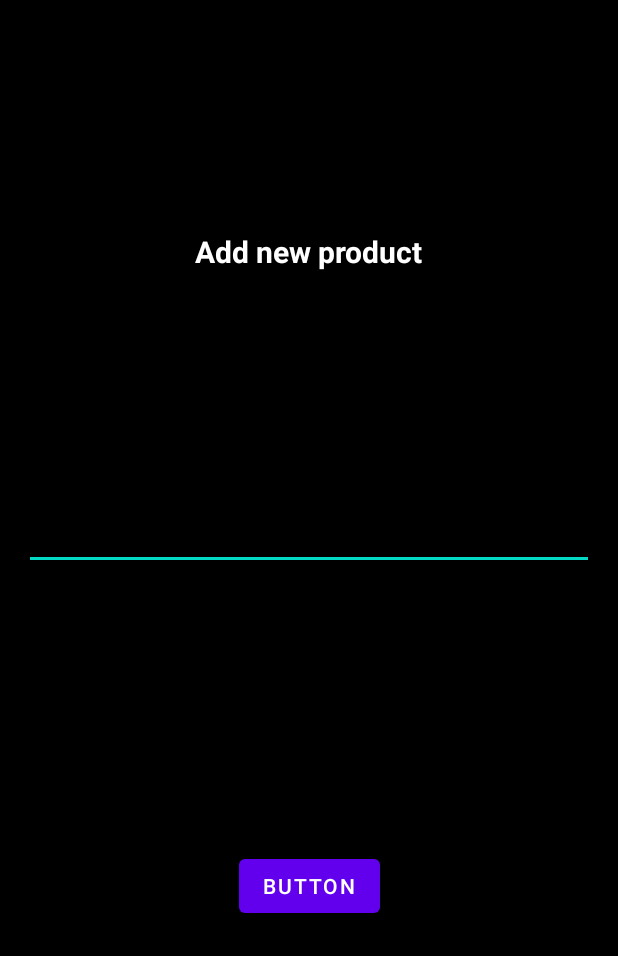
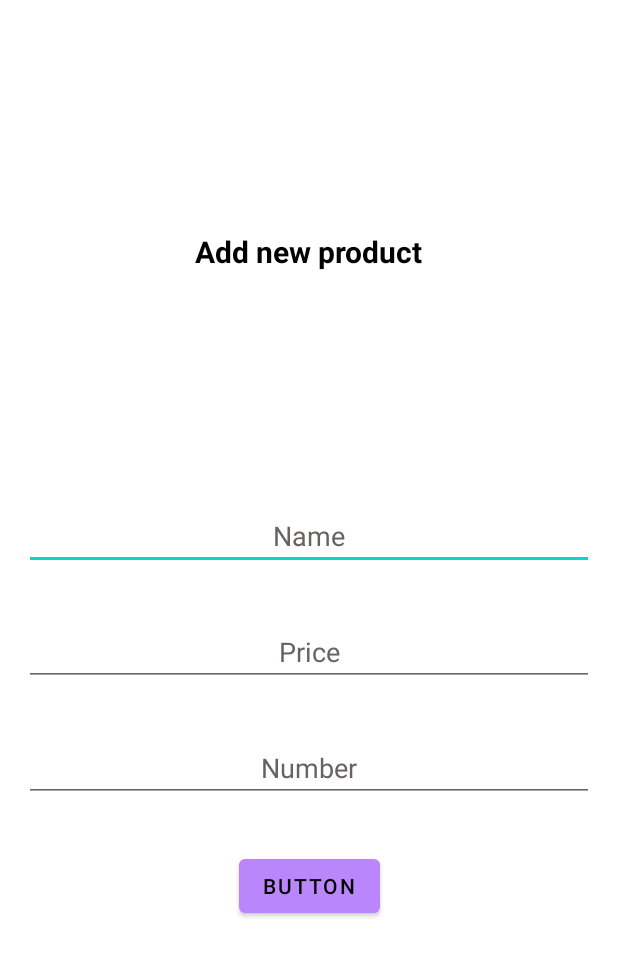
Before and after one commit to Yurii1347/SalesmanHelper, an Android app: the layout fragment_add.xml on its own in the app's theme, with its tools: preview values and no code run, on a phone screen of 412 x 824 dp. Shown: the top 956 px of the screen. Run offline under Robolectric (Android 15) with nearby library versions, the phone set to English and light mode, and no system bars.

```diff
--- a/app/src/main/java/com/vytivskyi/salesmanhelper/model/room/entity/Product.kt
+++ b/app/src/main/java/com/vytivskyi/salesmanhelper/model/room/entity/Product.kt
@@ -13,5 +13,6 @@ data class Product(
     val title: String,
     val price: Int,
     val number: Int,
-    val folderId: Int
+    val folderId: Int,
+    var selector: Boolean = false,
     ): Parcelable
--- a/app/src/main/java/com/vytivskyi/salesmanhelper/view/fragments/AddProduct.kt
+++ b/app/src/main/java/com/vytivskyi/salesmanhelper/view/fragments/AddProduct.kt
@@ -65,7 +65,7 @@ class AddProduct : Fragment() {
                 name,
                 Integer.parseInt(price.toString()),
                 Integer.parseInt(number.toString()),
-                args.folderId
+                args.folderId,
             )
             productsViewModel.addProduct(product)
             Toast.makeText(requireContext(), "Successful", Toast.LENGTH_SHORT).show()
--- a/app/src/main/res/layout/dialog_edit_folder.xml
+++ b/app/src/main/res/layout/dialog_edit_folder.xml
@@ -23,6 +23,8 @@
         android:layout_weight="1"
         android:ems="10"
         android:gravity="center_horizontal"
-        android:inputType="textPersonName" />
+        android:inputType="textPersonName"
+        android:textColor="#000000"
+        android:textColorHint="#686262" />
 
 </LinearLayout>
--- a/app/src/main/res/layout/fragment_add.xml
+++ b/app/src/main/res/layout/fragment_add.xml
@@ -4,7 +4,7 @@
     xmlns:tools="http://schemas.android.com/tools"
     android:layout_width="match_parent"
     android:layout_height="match_parent"
-    android:background="#000000"
+    android:background="#FFFFFF"
     tools:context=".view.fragments.AddProduct">
 
     <EditText
@@ -17,7 +17,10 @@
         android:ems="10"
         android:hint="Name"
         android:inputType="textPersonName"
+        android:shadowColor="#000000"
         android:textAlignment="center"
+        android:textColor="#000000"
+        android:textColorHint="#686262"
         app:layout_constraintBottom_toTopOf="@+id/add_price"
         app:layout_constraintEnd_toEndOf="parent"
         app:layout_constraintStart_toStartOf="parent" />
@@ -29,7 +32,10 @@
         android:ems="10"
         android:hint="Price"
         android:inputType="number"
+        android:shadowColor="#000000"
         android:textAlignment="center"
+        android:textColor="#000000"
+        android:textColorHint="#686262"
         app:layout_constraintEnd_toEndOf="@+id/add_name"
         app:layout_constraintHorizontal_bias="0.0"
         app:layout_constraintStart_toStartOf="@+id/add_name"
@@ -43,7 +49,10 @@
         android:ems="10"
         android:hint="Number"
         android:inputType="number"
+        android:shadowColor="#000000"
         android:textAlignment="center"
+        android:textColor="#000000"
+        android:textColorHint="#686262"
         app:layout_constraintEnd_toEndOf="@+id/add_price"
         app:layout_constraintStart_toStartOf="@+id/add_price"
         app:layout_constraintTop_toBottomOf="@+id/add_price" />
@@ -69,8 +78,9 @@
         android:id="@+id/textView5"
         android:layout_width="wrap_content"
         android:layout_height="wrap_content"
+        android:shadowColor="#000000"
         android:text="Add new product"
-        android:textColor="#FFFFFF"
+        android:textColor="#000000"
         android:textSize="20sp"
         android:textStyle="bold"
         app:layout_constraintBottom_toTopOf="@+id/add_name"
--- a/app/src/main/res/menu/custom_menu.xml
+++ b/app/src/main/res/menu/custom_menu.xml
@@ -7,11 +7,11 @@
         android:id="@+id/Edit"
         android:icon="@drawable/ic_baseline_edit_24"
         android:title="@string/edit"
-        app:showAsAction="ifRoom" />
+        app:showAsAction="always" />
     <item
         android:id="@+id/Delete"
         android:title="@string/delete"
-        app:showAsAction="ifRoom"
+        app:showAsAction="always"
         android:icon="@drawable/ic_baseline_delete_24" />
 
 
--- a/app/src/main/res/values/strings.xml
+++ b/app/src/main/res/values/strings.xml
@@ -16,12 +16,12 @@
     <string name="create_folder_hint">Enter here the name</string>
     <string name="create_folder_delete_toast">Please fill the row</string>
 
-    <string name="dialog_folder_delete_message">Are you sure that you want to delete this folder(s)?</string>
+    <string name="dialog_folder_delete_message">Are you sure that you want to delete this folder?</string>
+
+    <string name="dialog_product_delete_message">Are you sure that you want to delete this product(s)?</string>
 
 
     <string name="list_folders_fragment">List folders</string>
     <string name="add_folder_fragment">Add new folder</string>
     <string name="edit_folder_fragment">Edit current folder</string>
-    <!-- TODO: Remove or change this placeholder text -->
-    <string name="hello_blank_fragment">Hello blank fragment</string>
 </resources>
--- a/app/src/main/res/values/themes.xml
+++ b/app/src/main/res/values/themes.xml
@@ -2,12 +2,12 @@
     <!-- Base application theme. -->
     <style name="Theme.SalesmanHelper" parent="Theme.MaterialComponents.DayNight.DarkActionBar">
         <!-- Primary brand color. -->
-        <item name="colorPrimary">@color/purple_500</item>
+        <item name="colorPrimary">@color/purple_200</item>
         <item name="colorPrimaryVariant">@color/purple_700</item>
-        <item name="colorOnPrimary">@color/white</item>
+        <item name="colorOnPrimary">@color/black</item>
         <!-- Secondary brand color. -->
         <item name="colorSecondary">@color/teal_200</item>
-        <item name="colorSecondaryVariant">@color/teal_700</item>
+        <item name="colorSecondaryVariant">@color/teal_200</item>
         <item name="colorOnSecondary">@color/black</item>
         <!-- Status bar color. -->
         <item name="android:statusBarColor" tools:targetApi="l">?attr/colorPrimaryVariant</item>
```
Also changed, not shown: app/src/main/java/com/vytivskyi/salesmanhelper/view/adaptors/ProductsAdaptor.kt (+59 -7 lines), app/src/main/java/com/vytivskyi/salesmanhelper/view/fragments/ListProducts.kt (+57 -7 lines), app/src/main/res/layout/fragment_update.xml (+8 -2 lines), app/src/main/res/layout/recycler_view_products.xml (+10 -0 lines).
